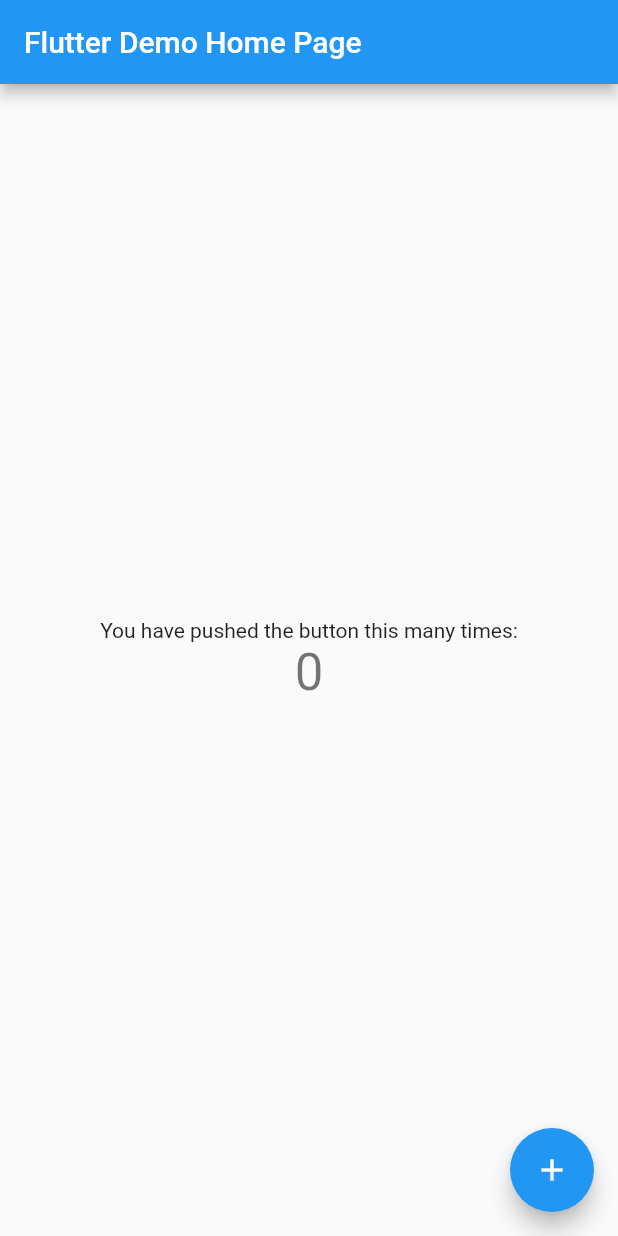
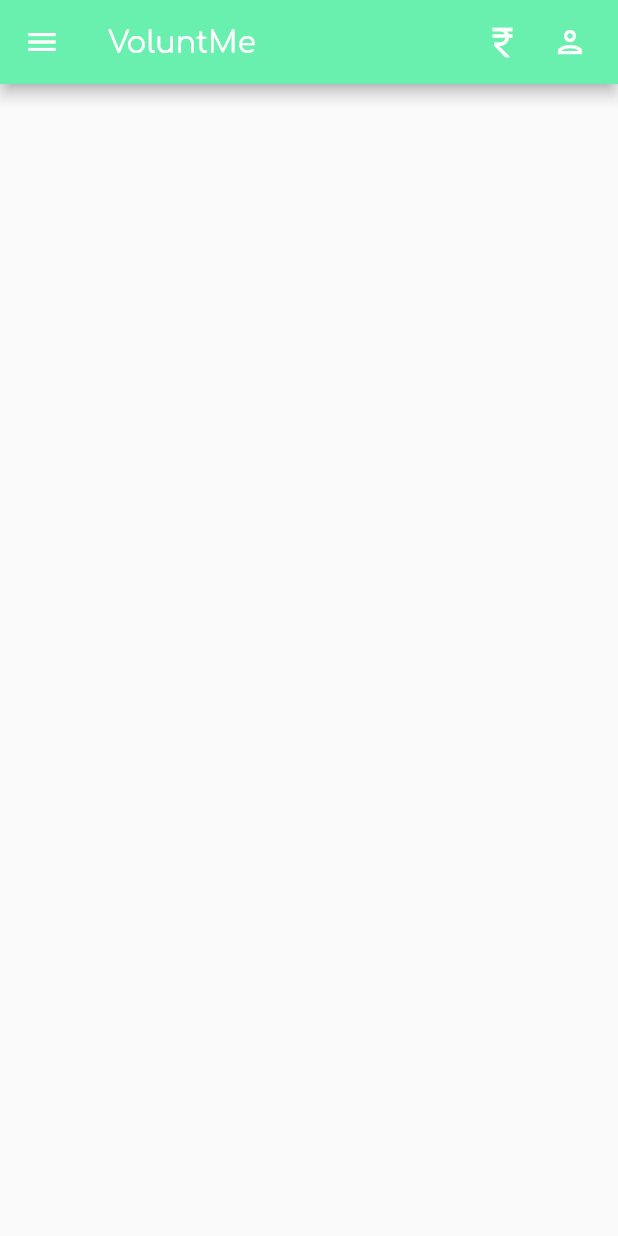
Before and after one commit to PerryAgent/VolunteeringApp, a Flutter app: the screen it shows after launch, on a phone screen of 412 x 824 dp. Run offline on Flutter 3.47's test engine with Material 2 defaults, Android fonts, the light colour scheme and no system bars; our stand-ins replace google_fonts.

Commit message:
Header added

```diff
--- /dev/null
+++ b/volunteering_app/lib/header.dart
@@ -0,0 +1,51 @@
+import 'package:flutter/material.dart';
+import 'package:google_fonts/google_fonts.dart';
+// import 'package:icon_forest/icon_forest.dart';
+
+class Header extends StatelessWidget implements PreferredSizeWidget{
+  final AppBar appBar;
+
+  const Header({required this.appBar});
+
+  @override
+  Widget build(BuildContext context) {
+    return AppBar(
+      title: Text("VoluntMe",
+        style: GoogleFonts.comfortaa()
+      ),
+      backgroundColor: Colors.greenAccent,
+      leading: GestureDetector(
+        onTap: () {
+          print("Clicked");
+        },
+        child: Icon(
+          Icons.menu,  // add custom icons also
+        ),
+      ),
+      actions: <Widget>[
+        Padding(
+            padding: EdgeInsets.only(right: 20.0),
+            child: GestureDetector(
+              onTap: () {},
+              child: Icon(
+                Icons.currency_rupee_outlined,
+                size: 26.0,
+              ),
+            )
+        ),
+        Padding(
+            padding: EdgeInsets.only(right: 20.0),
+            child: GestureDetector(
+              onTap: () {},
+              child: Icon(
+                  Icons.person_outlined
+              ),
+            )
+        ),
+      ],
+    );
+  }
+
+  @override
+  Size get preferredSize => new Size.fromHeight(appBar.preferredSize.height);
+}
--- a/volunteering_app/lib/main.dart
+++ b/volunteering_app/lib/main.dart
@@ -1,4 +1,5 @@
 import 'package:flutter/material.dart';
+import './header.dart';
 
 void main() {
   runApp(const MyApp());
@@ -48,18 +49,6 @@
 }
 
 class _MyHomePageState extends State<MyHomePage> {
-  int _counter = 0;
-
-  void _incrementCounter() {
-    setState(() {
-      // This call to setState tells the Flutter framework that something has
-      // changed in this State, which causes it to rerun the build method below
-      // so that the display can reflect the updated values. If we changed
-      // _counter without calling setState(), then the build method would not be
-      // called again, and so nothing would appear to happen.
-      _counter++;
-    });
-  }
 
   @override
   Widget build(BuildContext context) {
@@ -70,46 +59,17 @@
     // fast, so that you can just rebuild anything that needs updating rather
     // than having to individually change instances of widgets.
     return Scaffold(
-      appBar: AppBar(
-        // Here we take the value from the MyHomePage object that was created by
-        // the App.build method, and use it to set our appbar title.
-        title: Text(widget.title),
+      appBar: Header(
+        appBar: AppBar(),
       ),
       body: Center(
         // Center is a layout widget. It takes a single child and positions it
-        // in the middle of the parent.
-        child: Column(
-          // Column is also a layout widget. It takes a list of children and
-          // arranges them vertically. By default, it sizes itself to fit its
-          // children horizontally, and tries to be as tall as its parent.
-          //
-          // Invoke "debug painting" (press "p" in the console, choose the
-          // "Toggle Debug Paint" action from the Flutter Inspector in Android
-          // Studio, or the "Toggle Debug Paint" command in Visual Studio Code)
-          // to see the wireframe for each widget.
-          //
-          // Column has various properties to control how it sizes itself and
-          // how it positions its children. Here we use mainAxisAlignment to
-          // center the children vertically; the main axis here is the vertical
-          // axis because Columns are vertical (the cross axis would be
-          // horizontal).
-          mainAxisAlignment: MainAxisAlignment.center,
-          children: <Widget>[
-            const Text(
-              'You have pushed the button this many times:',
-            ),
-            Text(
-              '$_counter',
-              style: Theme.of(context).textTheme.headline4,
-            ),
-          ],
-        ),
+        // in the middle of the parent
       ),
-      floatingActionButton: FloatingActionButton(
-        onPressed: _incrementCounter,
-        tooltip: 'Increment',
-        child: const Icon(Icons.add),
-      ), // This trailing comma makes auto-formatting nicer for build methods.
+      // floatingActionButton: FloatingActionButton(
+      //   tooltip: 'Increment',
+      //   child: const Icon(Icons.add),
+      // ), // This trailing comma makes auto-formatting nicer for build methods.
     );
   }
 }
--- a/volunteering_app/pubspec.yaml
+++ b/volunteering_app/pubspec.yaml
@@ -36,6 +36,7 @@
   # The following adds the Cupertino Icons font to your application.
   # Use with the CupertinoIcons class for iOS style icons.
   cupertino_icons: ^1.0.2
+  google_fonts: ^3.0.1
 
 dev_dependencies:
   flutter_test:
```
Also changed, not shown: volunteering_app/pubspec.lock, 1 other file.
